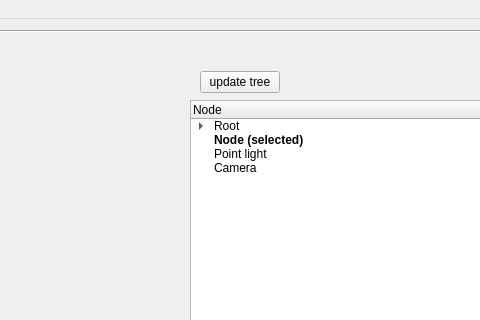
Old version of the form gui/window.ui in the repository Toeplitz/poll_gl; both pictures show x 129 to 609 and y 0 to 320 of the 1310 by 683 pixel window.
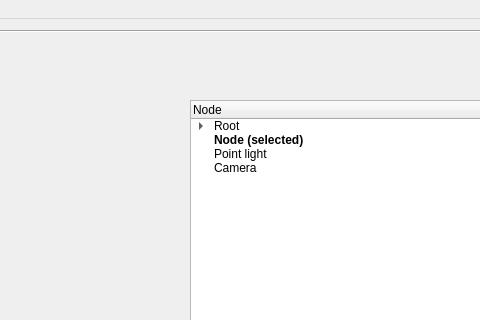
New version of the form. The open tabs and pages were chosen to show the change. Icons and pictures are not drawn. Custom widgets are drawn as their Qt base class.

The edit to the form file:
```diff
--- a/gui/window.ui
+++ b/gui/window.ui
@@ -48,6 +48,12 @@
        </property>
       </widget>
       <widget class="QStackedWidget" name="stackedWidget">
+       <property name="sizePolicy">
+        <sizepolicy hsizetype="Preferred" vsizetype="Preferred">
+         <horstretch>0</horstretch>
+         <verstretch>0</verstretch>
+        </sizepolicy>
+       </property>
        <property name="currentIndex">
         <number>1</number>
        </property>
@@ -69,13 +75,6 @@
              <property name="topMargin">
               <number>10</number>
              </property>
-             <item>
-              <widget class="QPushButton" name="updateTree">
-               <property name="text">
-                <string>update tree</string>
-               </property>
-              </widget>
-             </item>
              <item>
               <spacer name="horizontalSpacer">
                <property name="orientation">
```
Left out of the diff: 14 changed lines with no effect on the pictures.
